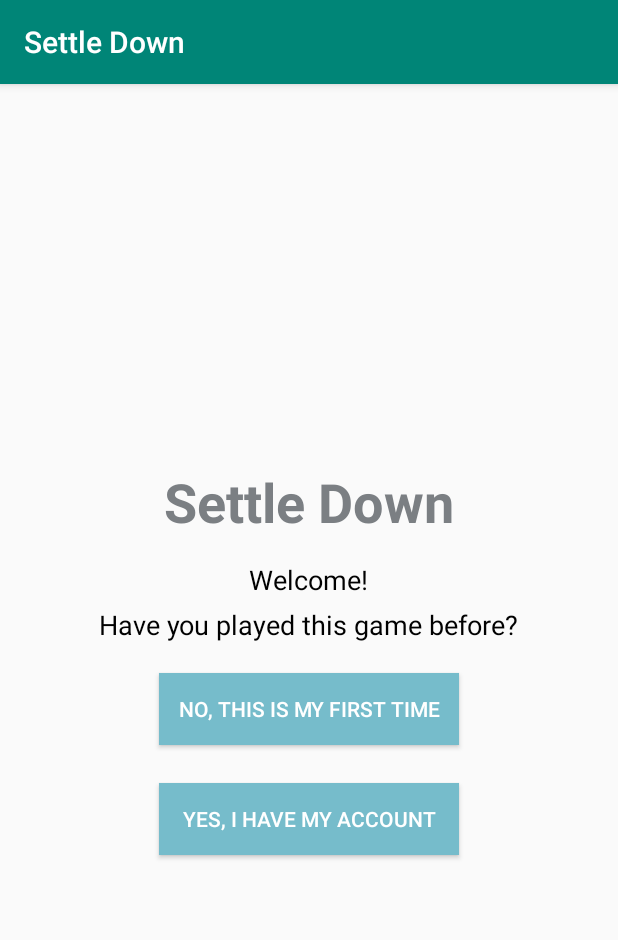
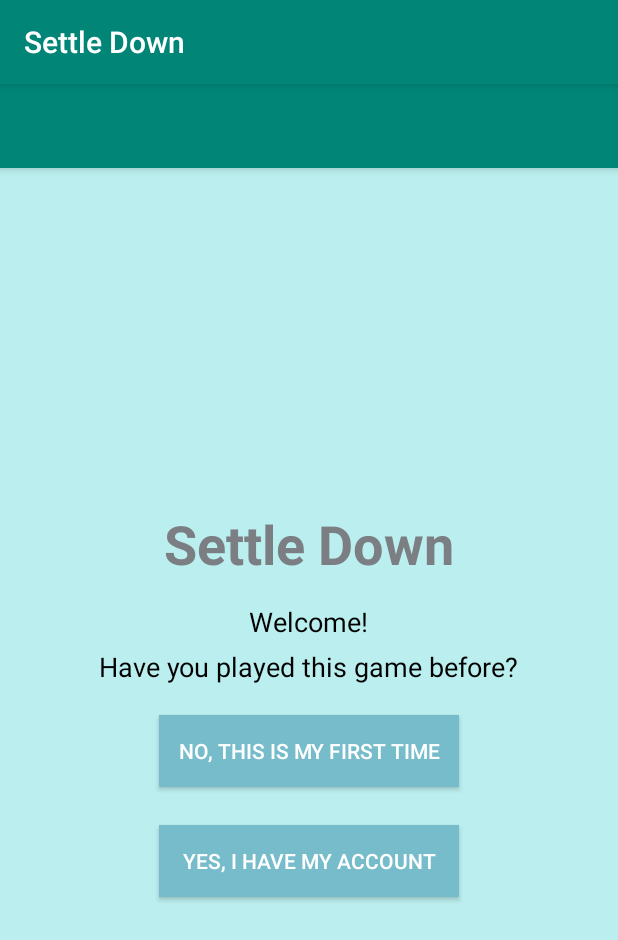
Before and after one commit to Darcy-007/Settle_down, an Android app: the screen it shows after launch (MainActivity), on a phone screen of 412 x 824 dp. Shown: the top 940 px of the screen. Run offline under Robolectric (Android 15) with nearby library versions, the phone set to English and light mode, and no system bars; 1 statement that could not run was skipped.

Commit message:
to fragment

```diff
--- a/app/build.gradle
+++ b/app/build.gradle
@@ -11,7 +11,7 @@ android {
     buildToolsVersion "29.0.2"
     defaultConfig {
         applicationId "com.example.settle_down"
-        minSdkVersion 23
+        minSdkVersion 28
         targetSdkVersion 29
         versionCode 1
         versionName "1.0"
@@ -22,7 +22,7 @@ android {
             minifyEnabled false
             proguardFiles getDefaultProguardFile('proguard-android-optimize.txt'), 'proguard-rules.pro'
         }
-        debug{
+        debug {
             multiDexEnabled true
         }
     }
@@ -30,10 +30,11 @@ android {
 
 dependencies {
     implementation fileTree(dir: 'libs', include: ['*.jar'])
-    implementation"org.jetbrains.kotlin:kotlin-stdlib-jdk7:$kotlin_version"
+    implementation "org.jetbrains.kotlin:kotlin-stdlib-jdk7:$kotlin_version"
     implementation 'androidx.appcompat:appcompat:1.1.0'
     implementation 'androidx.core:core-ktx:1.1.0'
     implementation 'androidx.constraintlayout:constraintlayout:1.1.3'
+    implementation 'androidx.legacy:legacy-support-v4:1.0.0'
     testImplementation 'junit:junit:4.12'
     androidTestImplementation 'androidx.test.ext:junit:1.1.1'
     androidTestImplementation 'androidx.test.espresso:espresso-core:3.2.0'
--- a/app/src/main/java/com/example/settle_down/MainActivity.kt
+++ b/app/src/main/java/com/example/settle_down/MainActivity.kt
@@ -2,11 +2,19 @@ package com.example.settle_down
 
 import androidx.appcompat.app.AppCompatActivity
 import android.os.Bundle
+import kotlinx.android.synthetic.main.activity_main.*
 
 class MainActivity : AppCompatActivity() {
 
     override fun onCreate(savedInstanceState: Bundle?) {
         super.onCreate(savedInstanceState)
         setContentView(R.layout.activity_main)
+        setSupportActionBar(toolbar)
+        if(savedInstanceState == null) {
+            val startingFragment = StartingFragment()
+            val ft = supportFragmentManager.beginTransaction()
+            ft.add(R.id.fragment_container, startingFragment)
+            ft.commit()
+        }
     }
 }
--- /dev/null
+++ b/app/src/main/java/com/example/settle_down/StartingFragment.kt
@@ -0,0 +1,24 @@
+package com.example.settle_down
+
+
+import android.os.Bundle
+import androidx.fragment.app.Fragment
+import android.view.LayoutInflater
+import android.view.View
+import android.view.ViewGroup
+
+/**
+ * A simple [Fragment] subclass.
+ */
+class StartingFragment : Fragment() {
+
+    override fun onCreateView(
+        inflater: LayoutInflater, container: ViewGroup?,
+        savedInstanceState: Bundle?
+    ): View? {
+        // Inflate the layout for this fragment
+        return inflater.inflate(R.layout.fragment_starting, container, false)
+    }
+
+
+}
--- a/app/src/main/res/layout/activity_main.xml
+++ b/app/src/main/res/layout/activity_main.xml
@@ -1,70 +1,25 @@
 <?xml version="1.0" encoding="utf-8"?>
-<RelativeLayout
-    xmlns:android="http://schemas.android.com/apk/res/android"
+<androidx.coordinatorlayout.widget.CoordinatorLayout xmlns:android="http://schemas.android.com/apk/res/android"
+    xmlns:app="http://schemas.android.com/apk/res-auto"
     xmlns:tools="http://schemas.android.com/tools"
     android:layout_width="match_parent"
     android:layout_height="match_parent"
-    tools:context=".MainActivity"
-    android:gravity="center">
+    tools:context=".MainActivity">
 
-    <TextView
-        android:id="@+id/first_page_app_name"
-        android:layout_width="wrap_content"
+    <com.google.android.material.appbar.AppBarLayout
+        android:layout_width="match_parent"
         android:layout_height="wrap_content"
-        android:text="@string/app_name"
-        android:layout_centerHorizontal="true"
-        android:textSize="36sp"
-        android:textStyle="bold"
-        android:layout_marginBottom="15dp"
-        android:textColor="@color/colorGrey"
-        />
-    <TextView
-        android:id="@+id/first_page_welcome"
-        android:layout_width="wrap_content"
-        android:layout_height="wrap_content"
-        android:text="@string/first_page_welcome"
-        android:layout_centerHorizontal="true"
-        android:layout_below="@id/first_page_app_name"
-        android:textSize="18sp"
-        android:textColor="@color/colorBlack"
-        android:layout_marginBottom="5dp"
-        />
-    <TextView
-        android:id="@+id/first_page_question"
-        android:layout_width="wrap_content"
-        android:layout_height="wrap_content"
-        android:text="@string/first_page_question"
-        android:layout_centerHorizontal="true"
-        android:layout_below="@id/first_page_welcome"
-        android:textSize="18sp"
-        android:textColor="@color/colorBlack"
-        android:layout_marginBottom="20dp"
-        />
+        android:theme="@style/AppTheme.AppBarOverlay">
 
-    <Button
-        android:id="@+id/first_page_negative_button"
-        android:layout_width="wrap_content"
-        android:layout_height="wrap_content"
-        android:text="@string/first_page_negative_button_text"
-        android:layout_centerHorizontal="true"
-        android:layout_below="@id/first_page_question"
-        android:background="@color/colorLightBlue"
-        android:width="200dp"
-        android:layout_marginBottom="25dp"
-        android:textColor="@color/colorWhite"
-        />
+        <androidx.appcompat.widget.Toolbar
+            android:id="@+id/toolbar"
+            android:layout_width="match_parent"
+            android:layout_height="?attr/actionBarSize"
+            android:background="?attr/colorPrimary"
+            app:popupTheme="@style/AppTheme.PopupOverlay" />
 
-    <Button
-        android:id="@+id/first_page_positive_button"
-        android:layout_width="wrap_content"
-        android:layout_height="wrap_content"
-        android:text="@string/first_page_positive_button_text"
-        android:layout_centerHorizontal="true"
-        android:layout_below="@id/first_page_negative_button"
-        android:background="@color/colorLightBlue"
-        android:width="200dp"
-        android:textColor="@color/colorWhite"
-        />
+    </com.google.android.material.appbar.AppBarLayout>
 
+    <include layout="@layout/content_main" />
 
-</RelativeLayout>
+</androidx.coordinatorlayout.widget.CoordinatorLayout>
--- /dev/null
+++ b/app/src/main/res/layout/content_main.xml
@@ -0,0 +1,13 @@
+<?xml version="1.0" encoding="utf-8"?>
+<FrameLayout
+    xmlns:android="http://schemas.android.com/apk/res/android"
+    xmlns:app="http://schemas.android.com/apk/res-auto"
+    xmlns:tools="http://schemas.android.com/tools"
+    android:id="@+id/fragment_container"
+    android:layout_width="match_parent"
+    android:layout_height="match_parent"
+    app:layout_behavior="com.google.android.material.appbar.AppBarLayout$ScrollingViewBehavior"
+    tools:context=".MainActivity"
+    tools:showIn="@layout/activity_main"
+    android:background="#bee">
+</FrameLayout>
--- /dev/null
+++ b/app/src/main/res/layout/fragment_starting.xml
@@ -0,0 +1,70 @@
+<?xml version="1.0" encoding="utf-8"?>
+<RelativeLayout
+    xmlns:android="http://schemas.android.com/apk/res/android"
+    xmlns:tools="http://schemas.android.com/tools"
+    android:layout_width="match_parent"
+    android:layout_height="match_parent"
+    tools:context=".StartingFragment"
+    android:gravity="center">
+
+    <TextView
+        android:id="@+id/first_page_app_name"
+        android:layout_width="wrap_content"
+        android:layout_height="wrap_content"
+        android:text="@string/app_name"
+        android:layout_centerHorizontal="true"
+        android:textSize="36sp"
+        android:textStyle="bold"
+        android:layout_marginBottom="15dp"
+        android:textColor="@color/colorGrey"
+        />
+    <TextView
+        android:id="@+id/first_page_welcome"
+        android:layout_width="wrap_content"
+        android:layout_height="wrap_content"
+        android:text="@string/first_page_welcome"
+        android:layout_centerHorizontal="true"
+        android:layout_below="@id/first_page_app_name"
+        android:textSize="18sp"
+        android:textColor="@color/colorBlack"
+        android:layout_marginBottom="5dp"
+        />
+    <TextView
+        android:id="@+id/first_page_question"
+        android:layout_width="wrap_content"
+        android:layout_height="wrap_content"
+        android:text="@string/first_page_question"
+        android:layout_centerHorizontal="true"
+        android:layout_below="@id/first_page_welcome"
+        android:textSize="18sp"
+        android:textColor="@color/colorBlack"
+        android:layout_marginBottom="20dp"
+        />
+
+    <Button
+        android:id="@+id/first_page_negative_button"
+        android:layout_width="wrap_content"
+        android:layout_height="wrap_content"
+        android:text="@string/first_page_negative_button_text"
+        android:layout_centerHorizontal="true"
+        android:layout_below="@id/first_page_question"
+        android:background="@color/colorLightBlue"
+        android:width="200dp"
+        android:layout_marginBottom="25dp"
+        android:textColor="@color/colorWhite"
+        />
+
+    <Button
+        android:id="@+id/first_page_positive_button"
+        android:layout_width="wrap_content"
+        android:layout_height="wrap_content"
+        android:text="@string/first_page_positive_button_text"
+        android:layout_centerHorizontal="true"
+        android:layout_below="@id/first_page_negative_button"
+        android:background="@color/colorLightBlue"
+        android:width="200dp"
+        android:textColor="@color/colorWhite"
+        />
+
+
+</RelativeLayout>
--- a/app/src/main/res/values/strings.xml
+++ b/app/src/main/res/values/strings.xml
@@ -5,4 +5,7 @@
     <string name="first_page_question">Have you played this game before?</string>
     <string name="first_page_negative_button_text">No, This is my first time</string>
     <string name="first_page_positive_button_text">Yes, I have my account</string>
+
+    <!-- TODO: Remove or change this placeholder text -->
+    <string name="hello_blank_fragment">Hello blank fragment</string>
 </resources>
--- a/app/src/main/res/values/styles.xml
+++ b/app/src/main/res/values/styles.xml
@@ -16,5 +16,13 @@
         <item name="android:textFontWeight">50</item>
         <item name="android:textSize">40dp</item>
     </style>
+    <style name="AppTheme.NoActionBar">
+        <item name="windowActionBar">false</item>
+        <item name="windowNoTitle">true</item>
+    </style>
+    <style name="AppTheme.AppBarOverlay" parent="ThemeOverlay.AppCompat.Dark.ActionBar"/>
+    <style name="AppTheme.PopupOverlay" parent="ThemeOverlay.AppCompat.Light"/>
+
+
 
 </resources>
```
